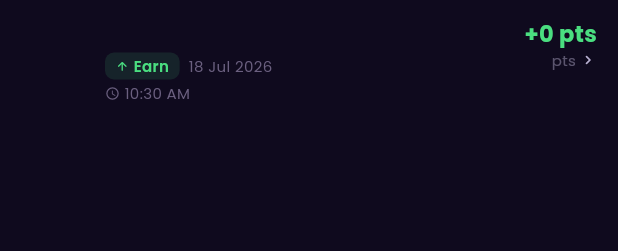
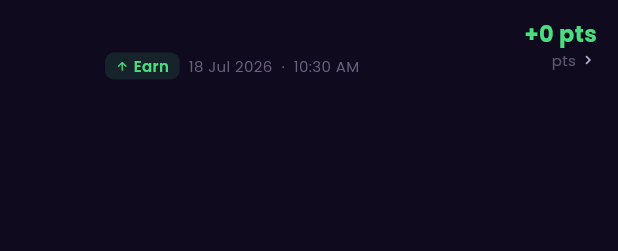
Before and after one commit to vinuraDG/Loyalty_App, a Flutter app: the _HistoryTile widget shown alone on an empty page, opened directly with empty values, on a phone screen of 412 x 824 dp. Shown: the top 251 px of the screen. Run offline on Flutter 3.47's test engine with Material 3 defaults, Android fonts, the phone set to English and light mode, and no system bars; our stand-ins replace dio, flutter_riverpod, qr_flutter, shared_preferences; missing offline and left inert: mobile_scanner; accounts and stored records are empty; network calls fail.

Commit message:
Revert "feat: show date and time on separate lines in points history tile"
This reverts commit 51ce03680917c776be62e3d78c7ac49eab7e2ef0.

```diff
--- a/lib/customer/points/screens/points_history_screen.dart
+++ b/lib/customer/points/screens/points_history_screen.dart
@@ -1286,8 +1286,7 @@ class _HistoryTile extends StatelessWidget {
     final _local = tx.date.toLocal();
     final _hh = _local.hour % 12 == 0 ? 12 : _local.hour % 12;
     const _sm = ['Jan','Feb','Mar','Apr','May','Jun','Jul','Aug','Sep','Oct','Nov','Dec'];
-    final dateStr = '${_local.day} ${_sm[_local.month - 1]} ${_local.year}';
-    final timeStr = '$_hh:${_local.minute.toString().padLeft(2, '0')} ${_local.hour >= 12 ? 'PM' : 'AM'}';
+    final time = '${_local.day} ${_sm[_local.month - 1]} ${_local.year}  ·  $_hh:${_local.minute.toString().padLeft(2, '0')} ${_local.hour >= 12 ? 'PM' : 'AM'}';
 
     return GestureDetector(
       onTap: () => _showDetail(context),
@@ -1340,15 +1339,7 @@ class _HistoryTile extends StatelessWidget {
                   Row(children: [
                     _TxBadge(type: tx.type),
                     const SizedBox(width: 6),
-                    Text(dateStr,
-                        style: AppTextStyles.caption.copyWith(fontSize: 10)),
-                  ]),
-                  const SizedBox(height: 2),
-                  Row(children: [
-                    const Icon(Icons.access_time_rounded,
-                        size: 10, color: AppColors.textMuted),
-                    const SizedBox(width: 3),
-                    Text(timeStr,
+                    Text(time,
                         style: AppTextStyles.caption.copyWith(fontSize: 10)),
                   ]),
                   if (tx.note != null && tx.note!.isNotEmpty) ...[
```
